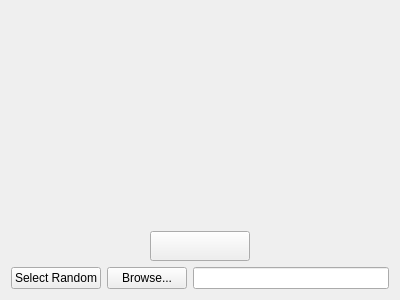
Above: ImageWizard/filechooser.ui from coltoncandy/Image-Generator-Wizard before the change. Below: the same form after it.
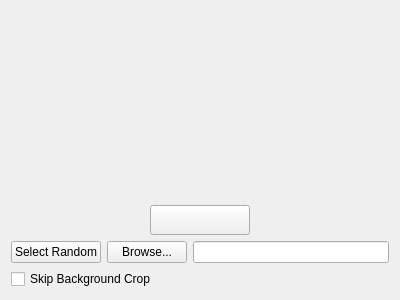
That is the form after the change.

Diff of the .ui file:
```diff
--- a/ImageWizard/filechooser.ui
+++ b/ImageWizard/filechooser.ui
@@ -129,6 +129,8 @@
     </layout>
    </item>
    <item>
+    <layout class="QVBoxLayout" name="verticalLayout">
+     <item>
     <layout class="QHBoxLayout" name="horizontalLayout">
      <item>
       <widget class="QPushButton" name="randomButton">
@@ -151,6 +153,15 @@
        </property>
        <property name="readOnly">
         <bool>true</bool>
+         </property>
+        </widget>
+       </item>
+      </layout>
+     </item>
+     <item alignment="Qt::AlignVCenter">
+      <widget class="QCheckBox" name="checkBox">
+       <property name="text">
+        <string>Skip Background Crop</string>
        </property>
       </widget>
      </item>
```
Lines whose indentation alone changed are shown as unchanged.
